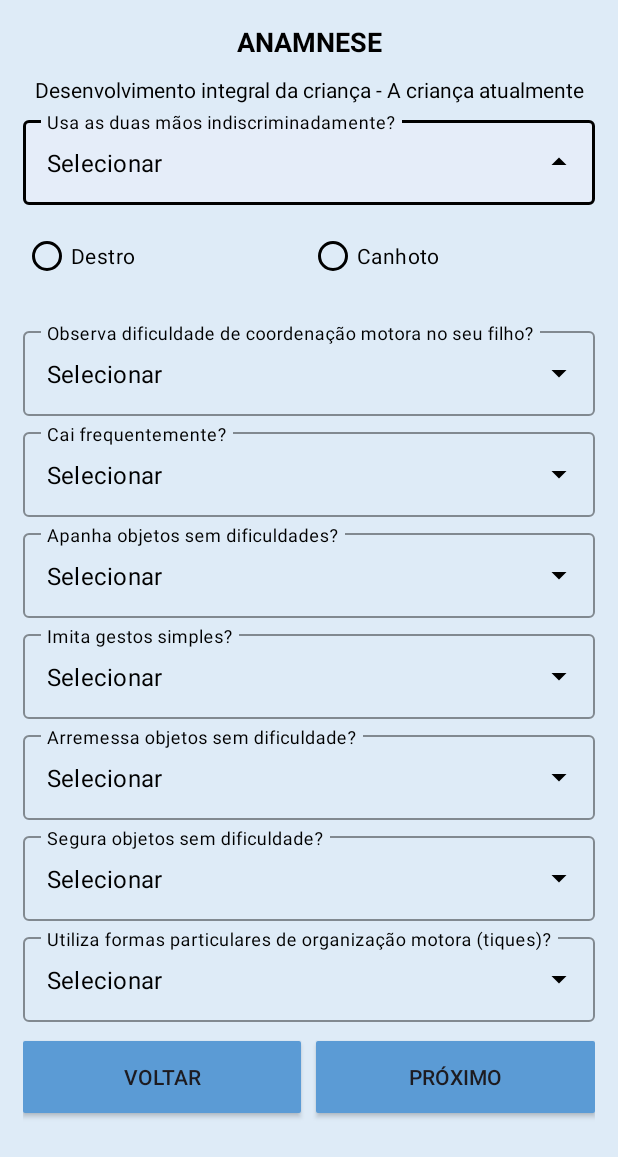
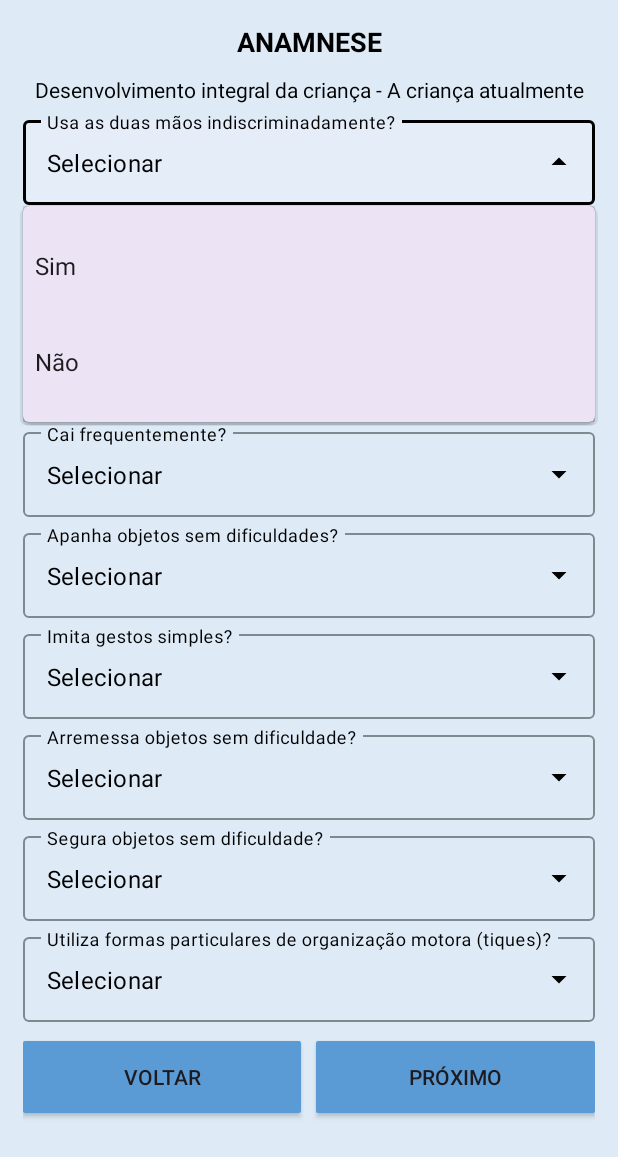
Before and after one commit to Alberinando/teadapta_1.0, an Android app: the anamneseDesenvolvimentoCrianca screen opened directly, with no data from a screen before it, after a tap on an icon or button, on a phone screen of 412 x 824 dp. Shown: the top 1157 px of the screen. Run offline under Robolectric (Android 15) with nearby library versions, the phone set to English and light mode, and no system bars.

Commit message:
Tela Anamnese - A Criança atualmente (Colocação da String)

```diff
--- a/app/src/main/java/com/example/teadapta/anamneseDesenvolvimentoCrianca.java
+++ b/app/src/main/java/com/example/teadapta/anamneseDesenvolvimentoCrianca.java
@@ -7,6 +7,8 @@ import android.content.res.ColorStateList;
 import android.graphics.Color;
 import android.os.Bundle;
 import android.view.View;
+import android.widget.ArrayAdapter;
+import android.widget.AutoCompleteTextView;
 import android.widget.RadioButton;
 
 public class anamneseDesenvolvimentoCrianca extends AppCompatActivity {
@@ -15,12 +17,59 @@ public class anamneseDesenvolvimentoCrianca extends AppCompatActivity {
     protected void onCreate(Bundle savedInstanceState) {
         super.onCreate(savedInstanceState);
         setContentView(R.layout.activity_anamnese_desenvolvimento_crianca);
+        AutoCompleteTextView escolha = findViewById(R.id.escolha);
+        AutoCompleteTextView escolha2 = findViewById(R.id.escolha2);
+        AutoCompleteTextView escolha3 = findViewById(R.id.escolha3);
+        AutoCompleteTextView escolha4 = findViewById(R.id.escolha4);
+        AutoCompleteTextView escolha5 = findViewById(R.id.escolha5);
+        AutoCompleteTextView escolha6 = findViewById(R.id.escolha6);
+        AutoCompleteTextView escolha7 = findViewById(R.id.escolha7);
+        AutoCompleteTextView escolha8 = findViewById(R.id.escolha8);
         RadioButton radioDestro = findViewById(R.id.radioDestro);
         RadioButton radioCanhoto = findViewById(R.id.radioCanhoto);
 
         radioDestro.setButtonTintList(ColorStateList.valueOf(Color.parseColor("#000000")));
         radioCanhoto.setButtonTintList(ColorStateList.valueOf(Color.parseColor("#000000")));
 
+        String[] listaEscolha = getResources().getStringArray(R.array.Escolha);
+        ArrayAdapter<String> adapterEscolha = new ArrayAdapter<String>(this,
+                android.R.layout.simple_dropdown_item_1line, listaEscolha);
+        escolha.setAdapter(adapterEscolha);
+
+        String[] listaEscolha2 = getResources().getStringArray(R.array.Escolha);
+        ArrayAdapter<String> adapterEscolha2 = new ArrayAdapter<String>(this,
+                android.R.layout.simple_dropdown_item_1line, listaEscolha2);
+        escolha2.setAdapter(adapterEscolha2);
+
+        String[] listaEscolha3 = getResources().getStringArray(R.array.Escolha);
+        ArrayAdapter<String> adapterEscolha3 = new ArrayAdapter<String>(this,
+                android.R.layout.simple_dropdown_item_1line, listaEscolha3);
+        escolha3.setAdapter(adapterEscolha3);
+
+        String[] listaEscolha4 = getResources().getStringArray(R.array.Escolha);
+        ArrayAdapter<String> adapterEscolha4 = new ArrayAdapter<String>(this,
+                android.R.layout.simple_dropdown_item_1line, listaEscolha4);
+        escolha4.setAdapter(adapterEscolha4);
+
+        String[] listaEscolha5 = getResources().getStringArray(R.array.Escolha);
+        ArrayAdapter<String> adapterEscolha5 = new ArrayAdapter<String>(this,
+                android.R.layout.simple_dropdown_item_1line, listaEscolha5);
+        escolha5.setAdapter(adapterEscolha5);
+
+        String[] listaEscolha6 = getResources().getStringArray(R.array.Escolha);
+        ArrayAdapter<String> adapterEscolha6 = new ArrayAdapter<String>(this,
+                android.R.layout.simple_dropdown_item_1line, listaEscolha6);
+        escolha6.setAdapter(adapterEscolha6);
+
+        String[] listaEscolha7 = getResources().getStringArray(R.array.Escolha);
+        ArrayAdapter<String> adapterEscolha7 = new ArrayAdapter<String>(this,
+                android.R.layout.simple_dropdown_item_1line, listaEscolha7);
+        escolha7.setAdapter(adapterEscolha7);
+
+        String[] listaEscolha8 = getResources().getStringArray(R.array.Escolha);
+        ArrayAdapter<String> adapterEscolha8 = new ArrayAdapter<String>(this,
+                android.R.layout.simple_dropdown_item_1line, listaEscolha8);
+        escolha8.setAdapter(adapterEscolha8);
     }
     public void Back (View view){
         Intent intent = new Intent(anamneseDesenvolvimentoCrianca.this, com.example.teadapta.anamneseDesenvolvimento.class);
--- a/app/src/main/res/layout/activity_anamnese.xml
+++ b/app/src/main/res/layout/activity_anamnese.xml
@@ -171,7 +171,7 @@
                     android:layout_gravity="center_horizontal"
                     android:layout_marginStart="10dp"
                     android:digits="0123456789"
-                    android:gravity="start|center_horizontal"
+                    android:gravity="center_horizontal"
                     android:inputType="number"
                     android:maxLength="3"
                     android:textColor="#000000"
```
